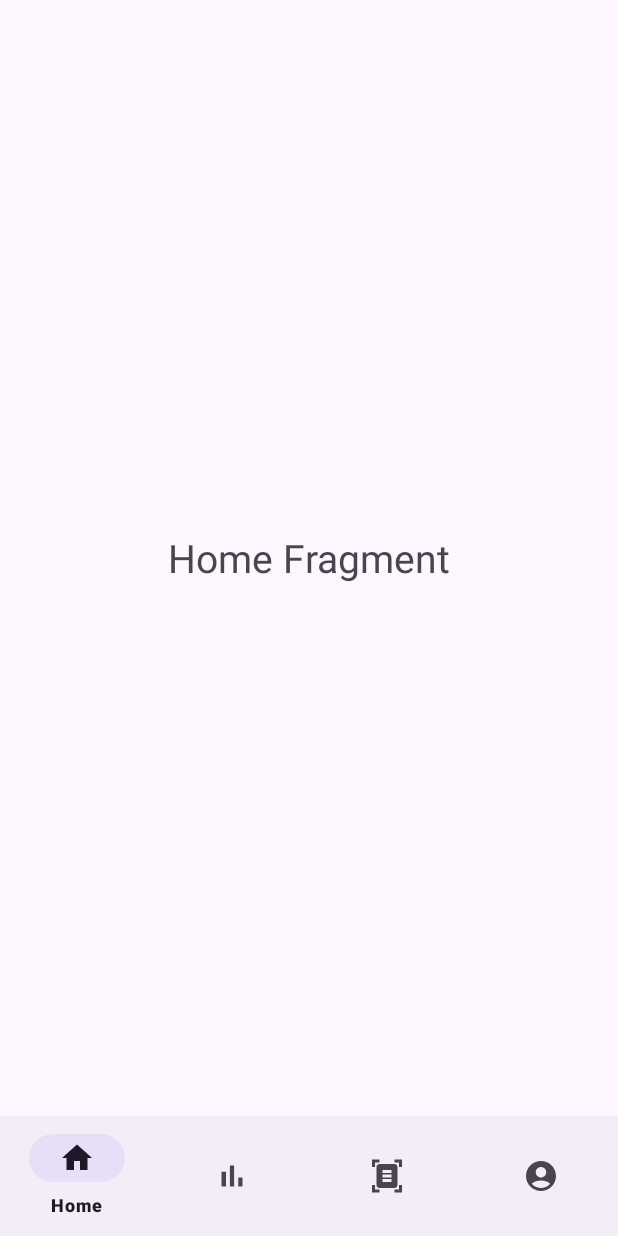
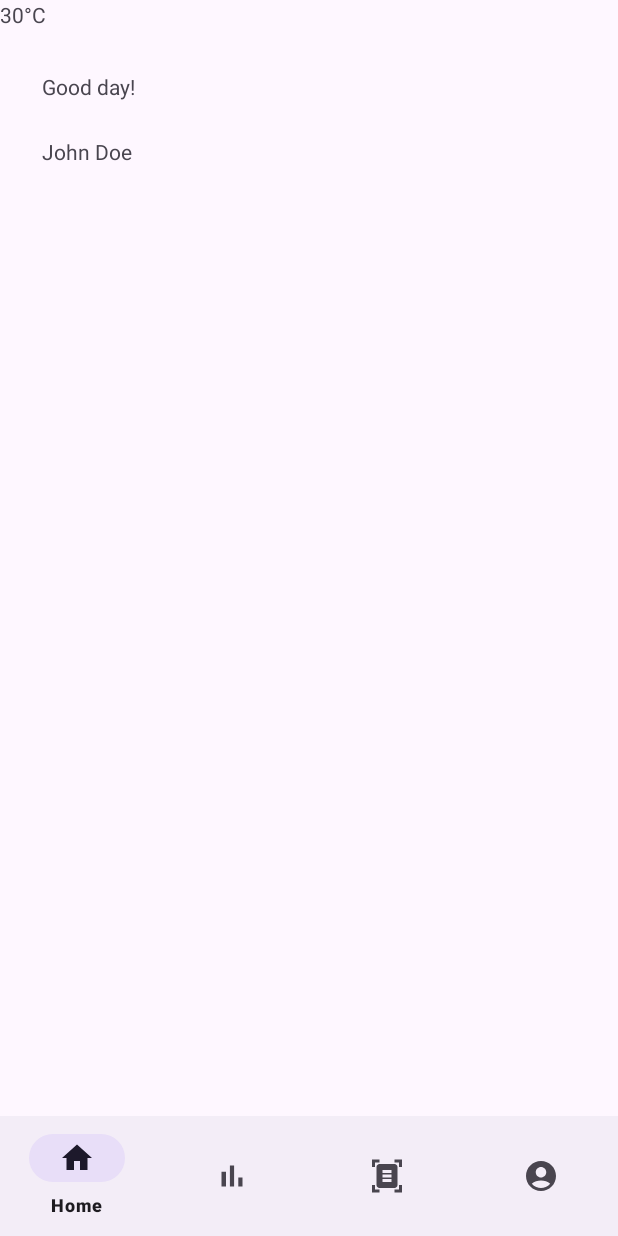
Before and after one commit to tyronefsn/DiseaseDetectionApp, an Android app: the screen it shows after launch (MainActivity), on a phone screen of 412 x 824 dp. Run offline under Robolectric (Android 15) with nearby library versions, the phone set to English and light mode, and no system bars.

Commit message:
feat: add carview dependency
using cardview to allow easier implementation of the UI

```diff
--- a/app/build.gradle.kts
+++ b/app/build.gradle.kts
@@ -50,7 +50,7 @@ dependencies {
     androidTestImplementation(libs.espresso.core)
     implementation(libs.tensorflow.lite.support)
     implementation(libs.tensorflow.lite.metadata)
-
+    implementation(libs.cardview)
 
 
 
--- a/app/src/main/res/layout/fragment_home.xml
+++ b/app/src/main/res/layout/fragment_home.xml
@@ -1,17 +1,50 @@
 <?xml version="1.0" encoding="utf-8"?>
 <FrameLayout xmlns:android="http://schemas.android.com/apk/res/android"
+    xmlns:app="http://schemas.android.com/apk/res-auto"
     xmlns:tools="http://schemas.android.com/tools"
     android:layout_width="match_parent"
     android:layout_height="match_parent"
     tools:context=".HomeFragment">
 
-    <!-- TODO: Update blank fragment layout -->
-    <TextView
-        android:layout_width="wrap_content"
-        android:layout_height="wrap_content"
-        android:layout_gravity="center"
-        android:textSize="26dp"
-        android:text="Home Fragment"
-        />
+    <androidx.constraintlayout.widget.ConstraintLayout
+        android:layout_width="match_parent"
+        android:layout_height="match_parent">
 
+        <TextView
+            android:id="@+id/textView"
+            android:layout_width="wrap_content"
+            android:layout_height="wrap_content"
+            android:layout_marginStart="28dp"
+            android:layout_marginTop="48dp"
+            android:text="Good day!"
+            app:layout_constraintStart_toStartOf="parent"
+            app:layout_constraintTop_toTopOf="parent" />
+
+        <TextView
+            android:id="@+id/textView2"
+            android:layout_width="wrap_content"
+            android:layout_height="wrap_content"
+            android:layout_marginStart="28dp"
+            android:layout_marginTop="24dp"
+            android:text="John Doe"
+            app:layout_constraintStart_toStartOf="parent"
+            app:layout_constraintTop_toBottomOf="@+id/textView" />
+
+        <ImageView
+            android:id="@+id/imageView2"
+            android:layout_width="52dp"
+            android:layout_height="45dp"
+            tools:layout_editor_absoluteX="296dp"
+            tools:layout_editor_absoluteY="48dp"
+            tools:src="@tools:sample/avatars" />
+
+        <TextView
+            android:id="@+id/textView3"
+            android:layout_width="wrap_content"
+            android:layout_height="wrap_content"
+            android:text="30°C"
+            tools:layout_editor_absoluteX="38dp"
+            tools:layout_editor_absoluteY="175dp" />
+
+    </androidx.constraintlayout.widget.ConstraintLayout>
 </FrameLayout>
--- a/gradle/libs.versions.toml
+++ b/gradle/libs.versions.toml
@@ -1,5 +1,6 @@
 [versions]
 agp = "8.3.0"
+cardview = "1.0.0"
 junit = "4.13.2"
 junitVersion = "1.1.5"
 espressoCore = "3.5.1"
@@ -14,6 +15,7 @@ annotation = "1.8.0"
 activity = "1.8.0"
 
 [libraries]
+cardview = { module = "androidx.cardview:cardview", version.ref = "cardview" }
 junit = { group = "junit", name = "junit", version.ref = "junit" }
 ext-junit = { group = "androidx.test.ext", name = "junit", version.ref = "junitVersion" }
 espresso-core = { group = "androidx.test.espresso", name = "espresso-core", version.ref = "espressoCore" }
```
